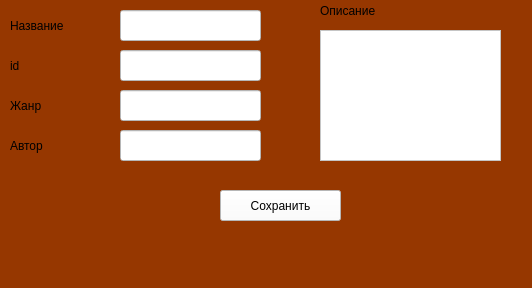
aikarimovvw/Library_System-QtProject, file design/add_book.ui: the form before one commit.
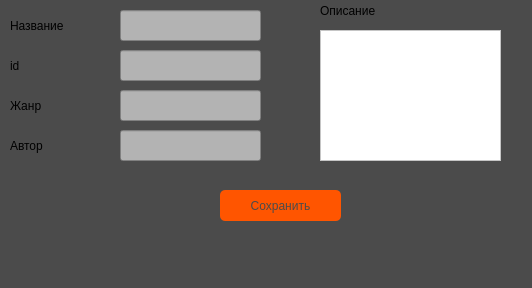
The form after the commit.

Commit message: новый дизайн update

The edit to the form file:
```diff
--- a/design/add_book.ui
+++ b/design/add_book.ui
@@ -14,7 +14,7 @@
    <string>MainWindow</string>
   </property>
   <property name="styleSheet">
-   <string notr="true">background-color: rgb(150, 55, 0);</string>
+   <string notr="true">background-color: rgb(75, 75, 75);</string>
   </property>
   <widget class="QWidget" name="centralwidget">
    <widget class="QLineEdit" name="ledit_title">
@@ -27,7 +27,8 @@
      </rect>
     </property>
     <property name="styleSheet">
-     <string notr="true">background-color: rgb(255, 255, 255);</string>
+     <string notr="true">alternate-background-color: rgb(85, 170, 255);
+background-color: rgb(179, 179, 179);</string>
     </property>
    </widget>
    <widget class="QLineEdit" name="ledit_id">
@@ -40,7 +41,8 @@
      </rect>
     </property>
     <property name="styleSheet">
-     <string notr="true">background-color: rgb(255, 255, 255);</string>
+     <string notr="true">alternate-background-color: rgb(85, 170, 255);
+background-color: rgb(179, 179, 179);</string>
     </property>
    </widget>
    <widget class="QLineEdit" name="ledit_genre">
@@ -53,7 +55,8 @@
      </rect>
     </property>
     <property name="styleSheet">
-     <string notr="true">background-color: rgb(255, 255, 255);</string>
+     <string notr="true">alternate-background-color: rgb(85, 170, 255);
+background-color: rgb(179, 179, 179);</string>
     </property>
    </widget>
    <widget class="QLineEdit" name="ledit_author">
@@ -66,7 +69,8 @@
      </rect>
     </property>
     <property name="styleSheet">
-     <string notr="true">background-color: rgb(255, 255, 255);</string>
+     <string notr="true">alternate-background-color: rgb(85, 170, 255);
+background-color: rgb(179, 179, 179);</string>
     </property>
    </widget>
    <widget class="QLabel" name="lbl_title">
@@ -157,7 +161,10 @@
      </rect>
     </property>
     <property name="styleSheet">
-     <string notr="true">background-color: rgb(255, 255, 255);</string>
+     <string notr="true">background-color: rgb(255, 85, 0);
+color: rgb(75, 75, 75);
+font: 9pt &quot;Segoe UI&quot;;
+border-radius: 5px;</string>
     </property>
     <property name="text">
      <string>Сохранить</string>
```
Left out of the diff: 2 changed lines with no effect on the pictures. The commit also changes 3 other files.
